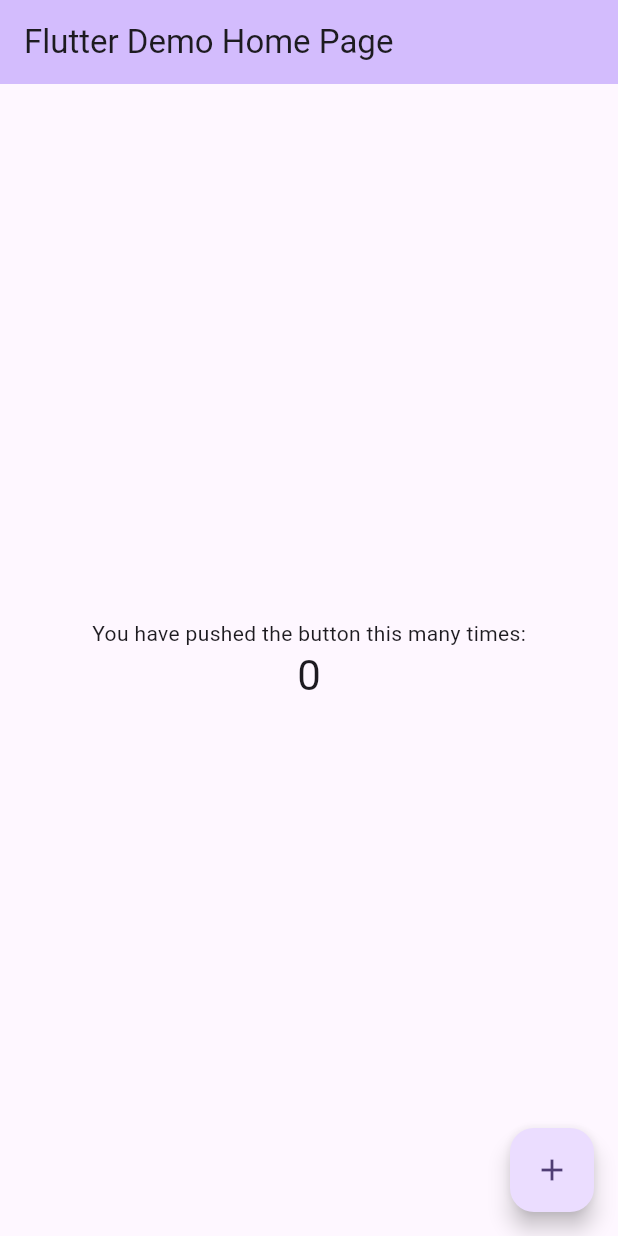
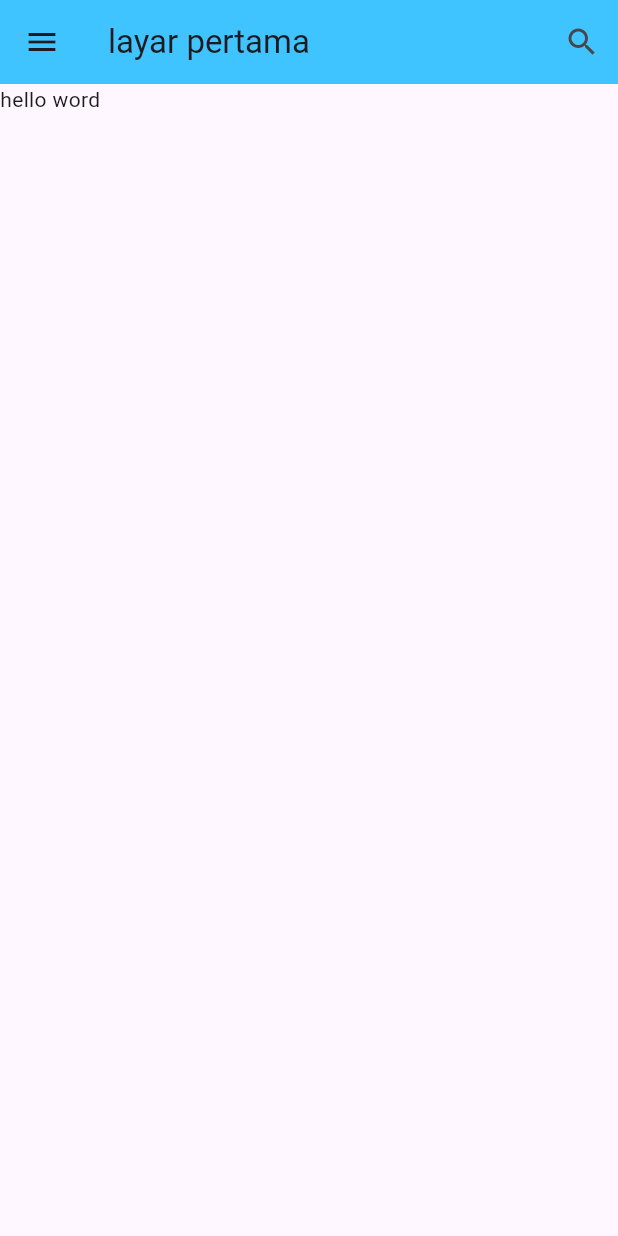
Before and after one commit to AbdulRazak1233/wisata_mobile_7, a Flutter app: the screen it shows after launch, on a phone screen of 412 x 824 dp. Run offline on Flutter 3.47's test engine with Material 3 defaults, Android fonts, the phone set to English and light mode, and no system bars.

Commit message:
pertemuan ke-4

```diff
--- a/lib/main.dart
+++ b/lib/main.dart
@@ -1,125 +1,85 @@
 import 'package:flutter/material.dart';
 
 void main() {
-  runApp(const MyApp());
+  runApp(Examplestate());
 }
 
-class MyApp extends StatelessWidget {
-  const MyApp({super.key});
+class Examplestate extends StatelessWidget {
+  const Examplestate({super.key});
 
-  // This widget is the root of your application.
   @override
   Widget build(BuildContext context) {
-    return MaterialApp(
-      title: 'Flutter Demo',
-      theme: ThemeData(
-        // This is the theme of your application.
-        //
-        // TRY THIS: Try running your application with "flutter run". You'll see
-        // the application has a purple toolbar. Then, without quitting the app,
-        // try changing the seedColor in the colorScheme below to Colors.green
-        // and then invoke "hot reload" (save your changes or press the "hot
-        // reload" button in a Flutter-supported IDE, or press "r" if you used
-        // the command line to start the app).
-        //
-        // Notice that the counter didn't reset back to zero; the application
-        // state is not lost during the reload. To reset the state, use hot
-        // restart instead.
-        //
-        // This works for code too, not just values: Most code changes can be
-        // tested with just a hot reload.
-        colorScheme: ColorScheme.fromSeed(seedColor: Colors.deepPurple),
-        useMaterial3: true,
-      ),
-      home: const MyHomePage(title: 'Flutter Demo Home Page'),
-    );
+    return MaterialApp(title: "latihan flutter", home: firstscreen());
   }
 }
 
-class MyHomePage extends StatefulWidget {
-  const MyHomePage({super.key, required this.title});
-
-  // This widget is the home page of your application. It is stateful, meaning
-  // that it has a State object (defined below) that contains fields that affect
-  // how it looks.
-
-  // This class is the configuration for the state. It holds the values (in this
-  // case the title) provided by the parent (in this case the App widget) and
-  // used by the build method of the State. Fields in a Widget subclass are
-  // always marked "final".
-
-  final String title;
-
-  @override
-  State<MyHomePage> createState() => _MyHomePageState();
-}
-
-class _MyHomePageState extends State<MyHomePage> {
-  int _counter = 0;
-
-  void _incrementCounter() {
-    setState(() {
-      // This call to setState tells the Flutter framework that something has
-      // changed in this State, which causes it to rerun the build method below
-      // so that the display can reflect the updated values. If we changed
-      // _counter without calling setState(), then the build method would not be
-      // called again, and so nothing would appear to happen.
-      _counter++;
-    });
-  }
+class firstscreen extends StatelessWidget {
+  const firstscreen({super.key});
 
   @override
   Widget build(BuildContext context) {
-    // This method is rerun every time setState is called, for instance as done
-    // by the _incrementCounter method above.
-    //
-    // The Flutter framework has been optimized to make rerunning build methods
-    // fast, so that you can just rebuild anything that needs updating rather
-    // than having to individually change instances of widgets.
     return Scaffold(
-      appBar: AppBar(
-        // TRY THIS: Try changing the color here to a specific color (to
-        // Colors.amber, perhaps?) and trigger a hot reload to see the AppBar
-        // change color while the other colors stay the same.
-        backgroundColor: Theme.of(context).colorScheme.inversePrimary,
-        // Here we take the value from the MyHomePage object that was created by
-        // the App.build method, and use it to set our appbar title.
-        title: Text(widget.title),
-      ),
-      body: Center(
-        // Center is a layout widget. It takes a single child and positions it
-        // in the middle of the parent.
-        child: Column(
-          // Column is also a layout widget. It takes a list of children and
-          // arranges them vertically. By default, it sizes itself to fit its
-          // children horizontally, and tries to be as tall as its parent.
-          //
-          // Column has various properties to control how it sizes itself and
-          // how it positions its children. Here we use mainAxisAlignment to
-          // center the children vertically; the main axis here is the vertical
-          // axis because Columns are vertical (the cross axis would be
-          // horizontal).
-          //
-          // TRY THIS: Invoke "debug painting" (choose the "Toggle Debug Paint"
-          // action in the IDE, or press "p" in the console), to see the
-          // wireframe for each widget.
-          mainAxisAlignment: MainAxisAlignment.center,
-          children: <Widget>[
-            const Text(
-              'You have pushed the button this many times:',
-            ),
-            Text(
-              '$_counter',
-              style: Theme.of(context).textTheme.headlineMedium,
-            ),
+        appBar: AppBar(
+          title: Text("layar pertama"),
+          backgroundColor: Colors.lightBlueAccent,
+          actions: <Widget>[
+            IconButton(onPressed: () {}, icon: Icon(Icons.search))
           ],
+          leading: IconButton(onPressed: () {}, icon: Icon(Icons.menu)),
         ),
-      ),
-      floatingActionButton: FloatingActionButton(
-        onPressed: _incrementCounter,
-        tooltip: 'Increment',
-        child: const Icon(Icons.add),
-      ), // This trailing comma makes auto-formatting nicer for build methods.
-    );
+        body: Text("hello word"));
   }
 }
+
+class BiggerText extends StatefulWidget {
+  final String text;
+
+  const BiggerText({super.key, required this.text});
+
+  @override
+  State<BiggerText> createState() => _BiggerTextState();
+}
+
+class _BiggerTextState extends State<BiggerText> {
+  double _textsize = 16.0;
+  bool _box = false;
+  @override
+  Widget build(BuildContext context) {
+    return Column(
+        mainAxisAlignment: MainAxisAlignment.center,
+        children: <Widget>[
+          _box
+              ? Container(
+                  padding: const EdgeInsets.all(16.0),
+                  decoration: BoxDecoration(
+                    color: Colors.red,
+                    boxShadow: const [
+                      BoxShadow(
+                        color: Colors.black,
+                        blurRadius: 10.0,
+                        offset: Offset(3, 6),
+                      )
+                    ],
+                    borderRadius: BorderRadius.circular(8.0),
+                  ),
+                  child: Text(
+                    widget.text,
+                    style: TextStyle(fontSize: _textsize),
+                  ),
+                )
+              : Text(
+                  widget.text,
+                  style: TextStyle(fontSize: _textsize),
+                )
+                ElevatedButton(
+                  child:Text("perbesar"),
+                  onPressed: (){
+                    setState(() {
+                      _textsize=35.0;
+                      _box= true;
+                    });
+                  },
+                  ),
+        ]);
+  }
+}
```
